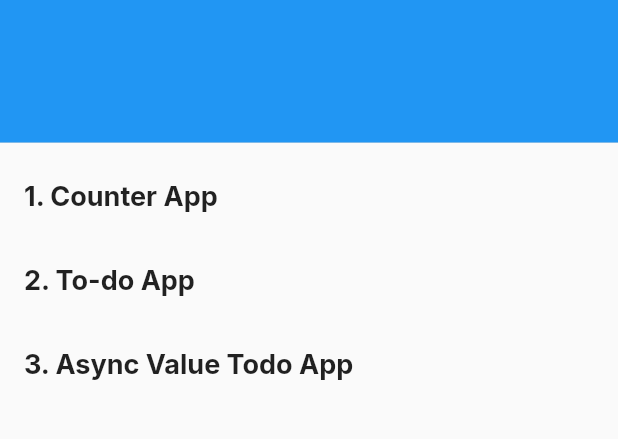
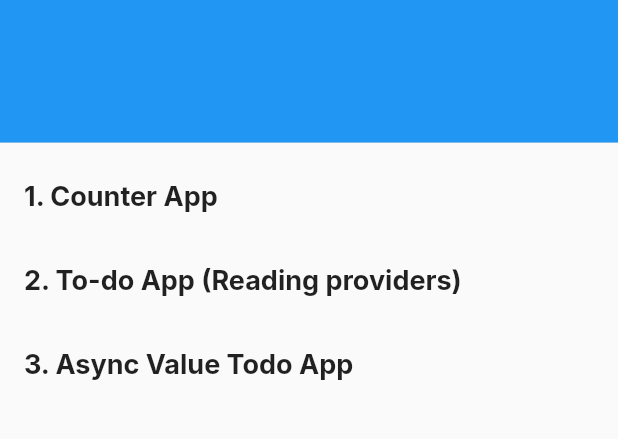
Before and after one commit to anubhavbagri/Riverpod-Essentials, a Flutter app: the screen it shows after launch, on a phone screen of 412 x 824 dp, the part 99-538 px from its top. Run offline on Flutter 3.47's test engine with Material 2 defaults, Android fonts, the phone set to English and light mode, and no system bars; our stand-ins replace flutter_riverpod, google_fonts.

Commit message:
fix: improve name

```diff
--- a/lib/main.dart
+++ b/lib/main.dart
@@ -102,7 +102,7 @@ class Home extends StatelessWidget {
             ),
             ListTile(
               title: const Text(
-                '2. To-do App',
+                '2. To-do App (Reading providers)',
                 style: TextStyle(
                   fontSize: 18,
                   fontWeight: FontWeight.bold,
```
